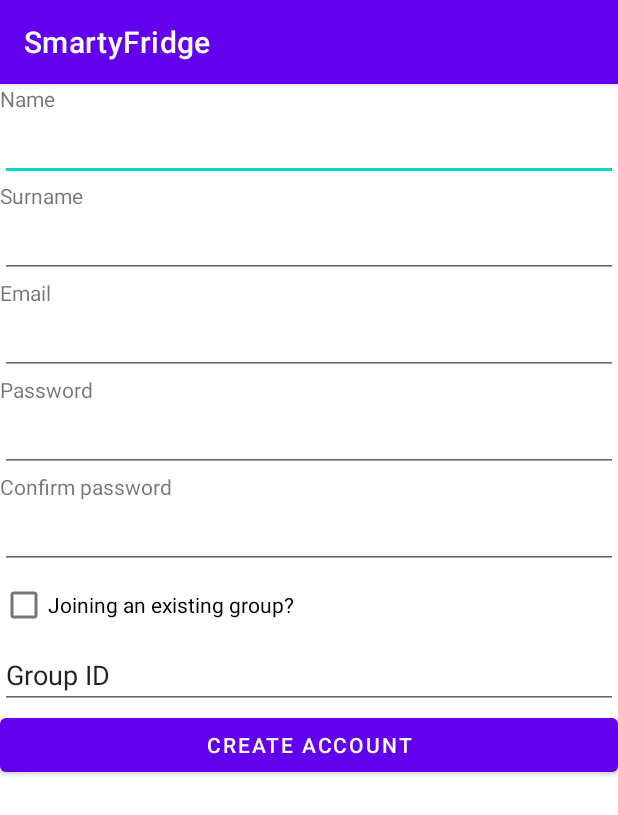
After one commit to Sayrax97/SmartyFridge, an Android app: the CreateAccount screen opened directly, with no data from a screen before it, on a phone screen of 412 x 824 dp. The commit adds this screen. Shown: the top 815 px of the screen. Run offline under Robolectric (Android 15) with nearby library versions, the phone set to English and light mode, and no system bars; our stand-ins replace Firebase (no records; nobody signed in at launch, a user with empty details on screens opened directly).

Commit message:
Ovo bi trebalo da je sve za autentifikaciju, btw nisam odradio za grupu i slike nisam ni dirao

```diff
--- a/android/app/src/main/AndroidManifest.xml
+++ b/android/app/src/main/AndroidManifest.xml
@@ -9,6 +9,7 @@
         android:roundIcon="@mipmap/ic_launcher_round"
         android:supportsRtl="true"
         android:theme="@style/Theme.SmartyFridge">
+        <activity android:name=".CreateAccount"></activity>
         <activity android:name=".LoginActivity">
             <intent-filter>
                 <action android:name="android.intent.action.MAIN" />
@@ -16,8 +17,7 @@
                 <category android:name="android.intent.category.LAUNCHER" />
             </intent-filter>
         </activity>
-        <activity android:name=".MainActivity">
-        </activity>
+        <activity android:name=".MainActivity"></activity>
     </application>
 
 </manifest>
--- /dev/null
+++ b/android/app/src/main/java/com/team4infinity/smartyfridge/CreateAccount.kt
@@ -0,0 +1,59 @@
+package com.team4infinity.smartyfridge
+
+import android.content.Intent
+import androidx.appcompat.app.AppCompatActivity
+import android.os.Bundle
+import android.provider.ContactsContract
+import android.widget.Button
+import android.widget.EditText
+import android.widget.Toast
+import com.google.firebase.auth.FirebaseAuth
+import com.google.firebase.auth.ktx.auth
+import com.google.firebase.ktx.Firebase
+
+class CreateAccount : AppCompatActivity() {
+
+    private lateinit var auth:FirebaseAuth
+    private lateinit var name:EditText
+    private lateinit var surname:EditText
+    private lateinit var email: EditText
+    private lateinit var password:EditText
+    private lateinit var confirmPassword:EditText
+    private lateinit var createAccountBtn:Button
+    override fun onCreate(savedInstanceState: Bundle?) {
+        super.onCreate(savedInstanceState)
+        setContentView(R.layout.activity_create_account)
+        init()
+        createAccountBtn.setOnClickListener{btn->
+            if(name.text.isEmpty())
+                Toast.makeText(this, "Please enter your name", Toast.LENGTH_SHORT).show()
+            else if(surname.text.isEmpty())
+                Toast.makeText(this, "Please enter your surname", Toast.LENGTH_SHORT).show()
+            else if(email.text.isEmpty())
+                Toast.makeText(this, "Please enter your email address", Toast.LENGTH_SHORT).show()
+            else if(password.text.isEmpty())
+                Toast.makeText(this, "Please enter your password", Toast.LENGTH_SHORT).show()
+            else if(confirmPassword.text.isEmpty())
+                Toast.makeText(this, "Please confirm your password", Toast.LENGTH_SHORT).show()
+            else if(password.text.toString()!=confirmPassword.text.toString())
+                Toast.makeText(this, "Your passwords do not match", Toast.LENGTH_SHORT).show()
+            else{
+                auth.createUserWithEmailAndPassword(email.text.toString(),password.text.toString()).addOnSuccessListener{authResult->
+                    val intent=Intent(this,MainActivity::class.java)
+                    startActivity(intent)
+                }.addOnFailureListener{authResult->Toast.makeText(this, "Authentication error", Toast.LENGTH_SHORT).show()}
+            }
+        }
+    }
+
+    private fun init(){
+        auth= Firebase.auth
+        name=findViewById(R.id.editName);
+        surname=findViewById(R.id.editSurname);
+        email=findViewById(R.id.editEmail);
+        password=findViewById(R.id.editPassword);
+        confirmPassword=findViewById(R.id.editConfirmPassword);
+        createAccountBtn=findViewById(R.id.btnCreateAccount);
+
+    }
+}
--- a/android/app/src/main/java/com/team4infinity/smartyfridge/LoginActivity.kt
+++ b/android/app/src/main/java/com/team4infinity/smartyfridge/LoginActivity.kt
@@ -6,6 +6,7 @@ import android.os.Bundle
 import android.util.Log
 import android.widget.Button
 import android.widget.EditText
+import android.widget.TextView
 import android.widget.Toast
 import com.google.firebase.auth.FirebaseAuth
 import com.google.firebase.auth.ktx.FirebaseAuthKtxRegistrar
@@ -17,11 +18,16 @@ class LoginActivity : AppCompatActivity() {
     private lateinit var email:EditText
     private lateinit var password:EditText
     private lateinit var btn:Button
+    private lateinit var createAccount:TextView
     private val TAG = "LoginActivity"
     override fun onCreate(savedInstanceState: Bundle?) {
         super.onCreate(savedInstanceState)
         setContentView(R.layout.activity_login)
         init()
+        createAccount.setOnClickListener{txt->
+            val intent=Intent(this, CreateAccount::class.java)
+            startActivity(intent)
+        }
         btn.setOnClickListener { v ->
             auth.signInWithEmailAndPassword(email.text.toString(),password.text.toString()).addOnSuccessListener {
                 authResult ->
@@ -38,5 +44,6 @@ class LoginActivity : AppCompatActivity() {
         email = findViewById(R.id.emailLogin)
         password = findViewById(R.id.passwordLogin)
         btn = findViewById(R.id.loginBtn)
+        createAccount=findViewById(R.id.textCreateAccount)
     }
 }
--- /dev/null
+++ b/android/app/src/main/res/layout/activity_create_account.xml
@@ -0,0 +1,96 @@
+<?xml version="1.0" encoding="utf-8"?>
+<LinearLayout xmlns:android="http://schemas.android.com/apk/res/android"
+    xmlns:app="http://schemas.android.com/apk/res-auto"
+    xmlns:tools="http://schemas.android.com/tools"
+    android:layout_width="match_parent"
+    android:layout_height="match_parent"
+    android:orientation="vertical"
+    tools:context=".CreateAccount">
+
+    <TextView
+        android:id="@+id/textView"
+        android:layout_width="match_parent"
+        android:layout_height="wrap_content"
+        android:text="@string/name" />
+
+    <EditText
+        android:id="@+id/editName"
+        android:layout_width="match_parent"
+        android:layout_height="wrap_content"
+        android:ems="10"
+        android:inputType="textPersonName"
+        />
+
+    <TextView
+        android:id="@+id/textView2"
+        android:layout_width="match_parent"
+        android:layout_height="wrap_content"
+        android:text="@string/surname" />
+
+    <EditText
+        android:id="@+id/editSurname"
+        android:layout_width="match_parent"
+        android:layout_height="wrap_content"
+        android:ems="10"
+        android:inputType="textPersonName"
+         />
+
+    <TextView
+        android:id="@+id/textView3"
+        android:layout_width="match_parent"
+        android:layout_height="wrap_content"
+        android:text="@string/email" />
+
+    <EditText
+        android:id="@+id/editEmail"
+        android:layout_width="match_parent"
+        android:layout_height="wrap_content"
+        android:ems="10"
+        android:inputType="textEmailAddress" />
+
+    <TextView
+        android:id="@+id/textView4"
+        android:layout_width="match_parent"
+        android:layout_height="wrap_content"
+        android:text="@string/password" />
+
+    <EditText
+        android:id="@+id/editPassword"
+        android:layout_width="match_parent"
+        android:layout_height="wrap_content"
+        android:ems="10"
+        android:inputType="textPassword" />
+
+    <TextView
+        android:id="@+id/textView5"
+        android:layout_width="match_parent"
+        android:layout_height="wrap_content"
+        android:text="@string/confirm_password" />
+
+    <EditText
+        android:id="@+id/editConfirmPassword"
+        android:layout_width="match_parent"
+        android:layout_height="wrap_content"
+        android:ems="10"
+        android:inputType="textPassword" />
+
+    <CheckBox
+        android:id="@+id/checkBox"
+        android:layout_width="match_parent"
+        android:layout_height="wrap_content"
+        android:text="Joining an existing group?" />
+
+    <EditText
+        android:id="@+id/editTextTextPersonName3"
+        android:layout_width="match_parent"
+        android:layout_height="wrap_content"
+        android:ems="10"
+        android:inputType="textPersonName"
+        android:text="@string/group_id" />
+
+    <Button
+        android:id="@+id/btnCreateAccount"
+        android:layout_width="match_parent"
+        android:layout_height="wrap_content"
+        android:text="@string/create_account" />
+</LinearLayout>
--- a/android/app/src/main/res/layout/activity_login.xml
+++ b/android/app/src/main/res/layout/activity_login.xml
@@ -21,6 +21,12 @@
         android:ems="10"
         android:inputType="textPassword" />
 
+    <TextView
+        android:id="@+id/textCreateAccount"
+        android:layout_width="match_parent"
+        android:layout_height="wrap_content"
+        android:text="Don't have an account, create one" />
+
     <Button
         android:id="@+id/loginBtn"
         android:layout_width="match_parent"
--- a/android/app/src/main/res/values/strings.xml
+++ b/android/app/src/main/res/values/strings.xml
@@ -1,3 +1,11 @@
 <resources>
     <string name="app_name">SmartyFridge</string>
+    <string name="name">Name</string>
+    <string name="surname">Surname</string>
+    <string name="email">Email</string>
+    <string name="password">Password</string>
+    <string name="confirm_password">Confirm password</string>
+    <string name="group_id">Group ID</string>
+    <string name="create_account">CREATE ACCOUNT</string>
+
 </resources>
```
